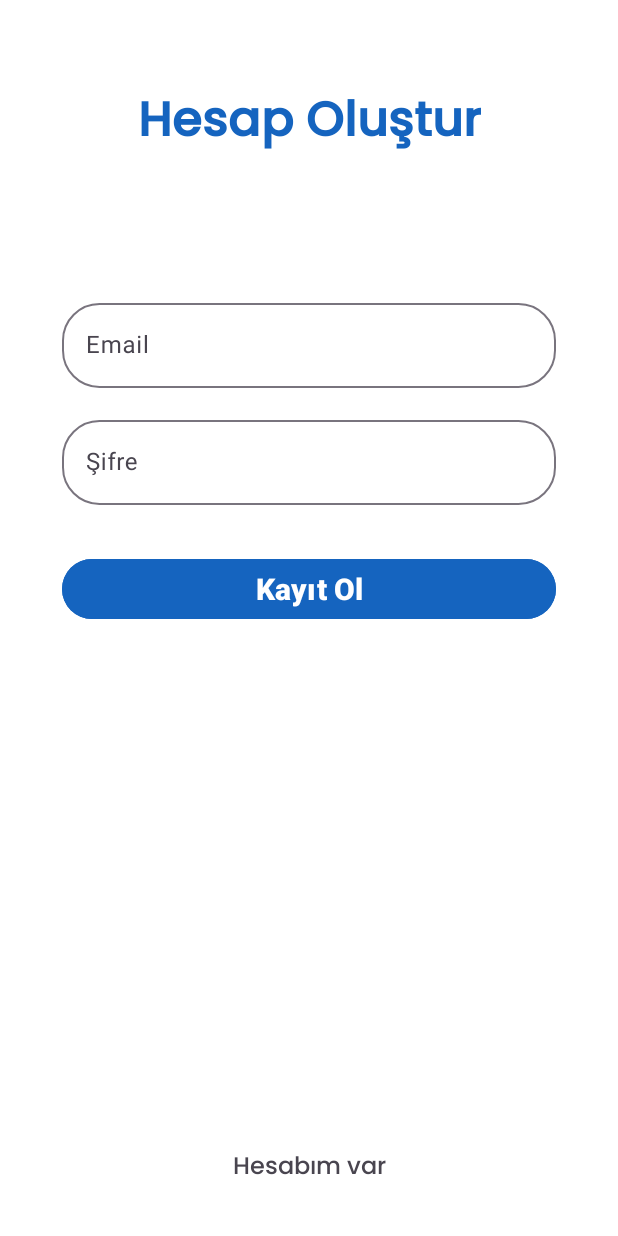
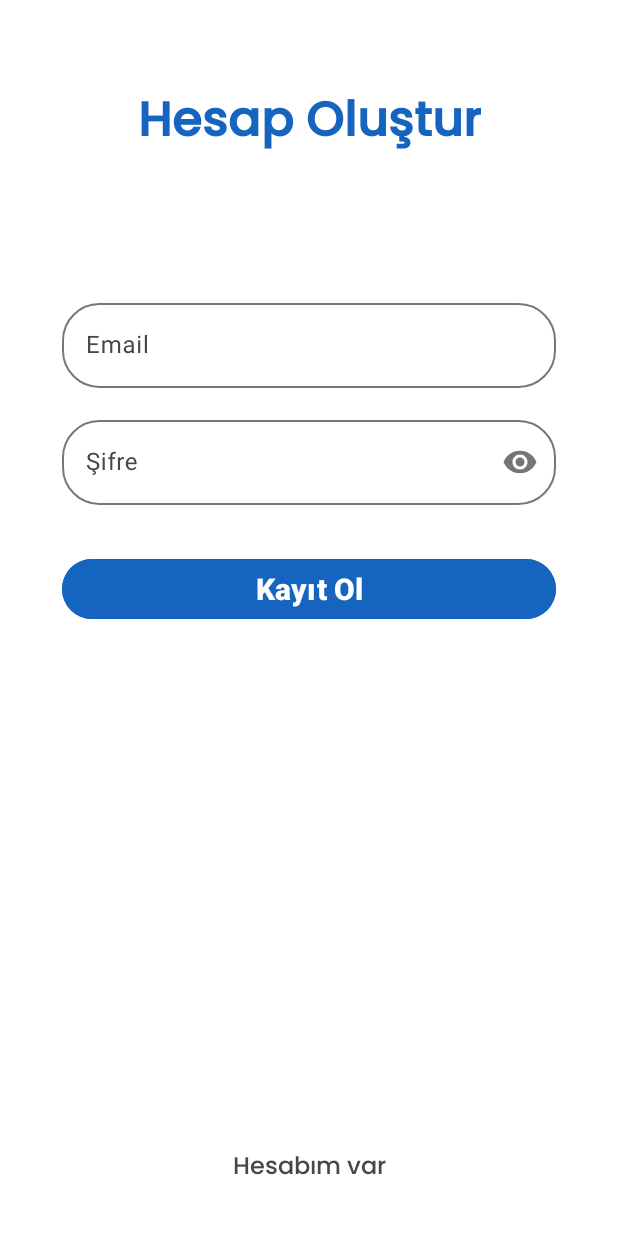
Before and after one commit to Emircan-Kirez/Yummy, an Android app: the RegisterFragment screen opened through its navigation route, on a phone screen of 412 x 824 dp. Run offline under Robolectric (Android 15) with nearby library versions, the light colour scheme and no system bars; our stand-ins replace Dagger/Hilt's generated code, Firebase (no records; nobody signed in at launch, a user with empty details on screens opened directly), navigation-ui; 1 statement that could not run was skipped.

Commit message:
fix not saving login state while registering and add toggle button for password in register screen

```diff
--- a/app/src/main/java/com/emircankirez/yummy/data/repository/AuthRepositoryImpl.kt
+++ b/app/src/main/java/com/emircankirez/yummy/data/repository/AuthRepositoryImpl.kt
@@ -34,6 +34,7 @@ class AuthRepositoryImpl @Inject constructor(
             val user = User(uid, email)
             userRef.document(uid).set(user).await()
 
+            MyPreferences.getInstance(context).isLogin = true
             MyPreferences.getInstance(context).userUid = uid
 
             emit(Resource.Success(result))
--- a/app/src/main/res/layout/fragment_register.xml
+++ b/app/src/main/res/layout/fragment_register.xml
@@ -78,6 +78,7 @@
         app:boxCornerRadiusBottomStart="@dimen/cornerRadius"
         app:boxCornerRadiusTopEnd="@dimen/cornerRadius"
         app:boxCornerRadiusTopStart="@dimen/cornerRadius"
+        app:passwordToggleEnabled="true"
         app:layout_constraintEnd_toStartOf="@+id/v_guideline_0.9"
         app:layout_constraintStart_toStartOf="@+id/v_guideline_0.1"
         app:layout_constraintTop_toBottomOf="@+id/til_email">
```
